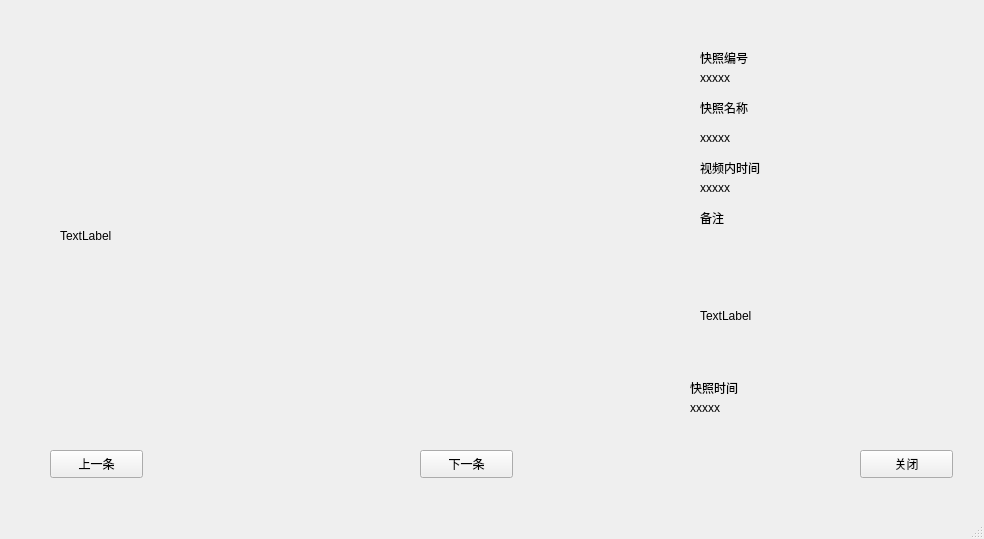
Before: the Qt Designer form sxw/gui/child_snapshot_detail.ui in Buct-king/ai-Project, drawn with Qt 5.
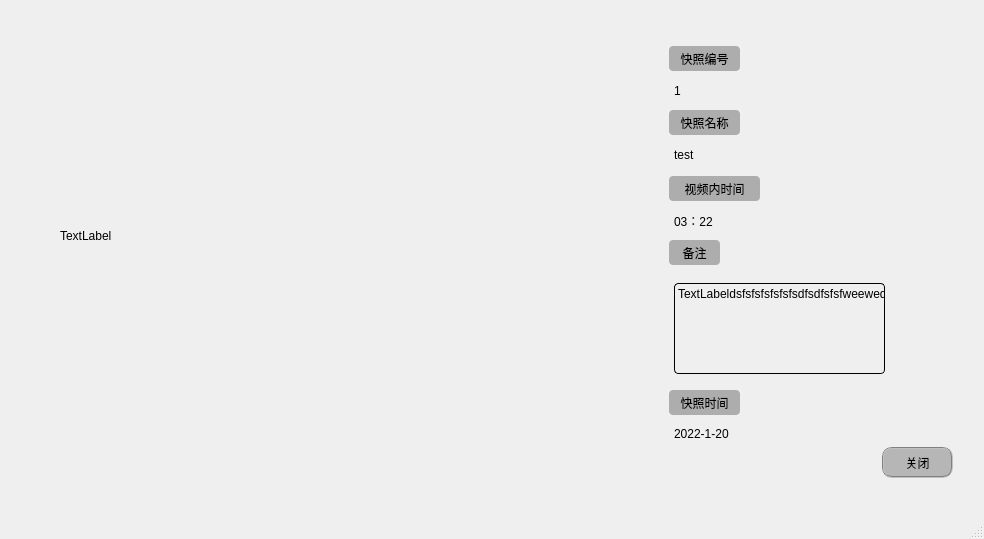
After: the same form once the commit is applied.

Commit message: 美化主界面以及快照详情界面

What changed in the file:
```diff
--- a/sxw/gui/child_snapshot_detail.ui
+++ b/sxw/gui/child_snapshot_detail.ui
@@ -14,80 +14,101 @@
    <string>MainWindow</string>
   </property>
   <widget class="QWidget" name="centralwidget">
-   <widget class="QPushButton" name="lastSnapshotPushButton">
-    <property name="geometry">
-     <rect>
-      <x>50</x>
-      <y>450</y>
-      <width>93</width>
-      <height>28</height>
-     </rect>
-    </property>
-    <property name="text">
-     <string>上一条</string>
-    </property>
-   </widget>
    <widget class="QLabel" name="snapshotIDLabel">
     <property name="geometry">
      <rect>
-      <x>700</x>
-      <y>50</y>
-      <width>72</width>
-      <height>15</height>
+      <x>669</x>
+      <y>46</y>
+      <width>71</width>
+      <height>25</height>
      </rect>
     </property>
+    <property name="styleSheet">
+     <string notr="true">font: 25 11pt &quot;Adobe 宋体 Std L&quot;;
+background-color: rgb(173, 173, 173);
+border-radius: 4px;   </string>
+    </property>
     <property name="text">
      <string>快照编号</string>
     </property>
+    <property name="alignment">
+     <set>Qt::AlignCenter</set>
+    </property>
+    <property name="margin">
+     <number>1</number>
+    </property>
    </widget>
    <widget class="QLabel" name="snapshotNoteLabel">
     <property name="geometry">
      <rect>
-      <x>700</x>
-      <y>210</y>
-      <width>72</width>
-      <height>15</height>
+      <x>669</x>
+      <y>240</y>
+      <width>51</width>
+      <height>25</height>
      </rect>
     </property>
+    <property name="styleSheet">
+     <string notr="true">font: 25 11pt &quot;Adobe 宋体 Std L&quot;;
+background-color: rgb(173, 173, 173);
+border-radius: 4px;   </string>
+    </property>
     <property name="text">
      <string>备注</string>
     </property>
+    <property name="alignment">
+     <set>Qt::AlignCenter</set>
+    </property>
    </widget>
    <widget class="QLabel" name="snapshotVideoInfoShowLabel">
     <property name="geometry">
      <rect>
-      <x>700</x>
-      <y>130</y>
+      <x>674</x>
+      <y>144</y>
       <width>231</width>
-      <height>16</height>
+      <height>21</height>
      </rect>
     </property>
     <property name="text">
-     <string>xxxxx</string>
+     <string>test</string>
     </property>
    </widget>
    <widget class="QLabel" name="snapshotVideoTimeShowLabel">
     <property name="geometry">
      <rect>
-      <x>700</x>
-      <y>180</y>
+      <x>674</x>
+      <y>210</y>
       <width>251</width>
-      <height>16</height>
+      <height>21</height>
      </rect>
     </property>
     <property name="text">
-     <string>xxxxx</string>
+     <string>03：22</string>
     </property>
    </widget>
    <widget class="QPushButton" name="cancelPushButton">
     <property name="geometry">
      <rect>
-      <x>860</x>
-      <y>450</y>
-      <width>93</width>
-      <height>28</height>
+      <x>882</x>
+      <y>447</y>
+      <width>71</width>
+      <height>31</height>
      </rect>
     </property>
+    <property name="styleSheet">
+     <string notr="true">QPushButton{border-radius:10px;border: 2px groove gray;background-color: rgb(182, 182, 182);}
+
+QPushButton:hover
+{
+    background-color:rgb(193, 205, 205);
+}
+
+QPushButton:pressed
+{
+    background-color:rgb(131, 139, 139);
+    padding-left:3px;
+    padding-top:3px;
+}</string>
+    </property>
     <property name="text">
      <string>关闭</string>
     </property>
@@ -95,15 +116,23 @@
    <widget class="QLabel" name="snapshotNameLabel">
     <property name="geometry">
      <rect>
-      <x>700</x>
-      <y>100</y>
-      <width>72</width>
-      <height>15</height>
+      <x>669</x>
+      <y>110</y>
+      <width>71</width>
+      <height>25</height>
      </rect>
     </property>
+    <property name="styleSheet">
+     <string notr="true">font: 25 11pt &quot;Adobe 宋体 Std L&quot;;
+background-color: rgb(173, 173, 173);
+border-radius: 4px;   </string>
+    </property>
     <property name="text">
      <string>快照名称</string>
     </property>
+    <property name="alignment">
+     <set>Qt::AlignCenter</set>
+    </property>
    </widget>
    <widget class="QLabel" name="iamgeLabel">
     <property name="geometry">
@@ -121,79 +150,105 @@
    <widget class="QLabel" name="snapshotVideoTimeLabel">
     <property name="geometry">
      <rect>
-      <x>700</x>
-      <y>160</y>
-      <width>72</width>
-      <height>15</height>
+      <x>669</x>
+      <y>176</y>
+      <width>91</width>
+      <height>25</height>
      </rect>
     </property>
+    <property name="styleSheet">
+     <string notr="true">font: 25 11pt &quot;Adobe 宋体 Std L&quot;;
+background-color: rgb(173, 173, 173);
+border-radius: 4px;   </string>
+    </property>
     <property name="text">
      <string>视频内时间</string>
     </property>
+    <property name="alignment">
+     <set>Qt::AlignCenter</set>
+    </property>
    </widget>
    <widget class="QLabel" name="snapshotIDShowLabel">
     <property name="geometry">
      <rect>
-      <x>700</x>
-      <y>70</y>
-      <width>231</width>
-      <height>16</height>
+      <x>674</x>
+      <y>80</y>
+      <width>101</width>
+      <height>21</height>
      </rect>
     </property>
-    <property name="text">
-     <string>xxxxx</string>
+    <property name="styleSheet">
+     <string notr="true">
+border-radius: 4px;   
+font: 25 11pt &quot;Adobe 宋体 Std L&quot;;</string>
     </property>
-   </widget>
-   <widget class="QPushButton" name="nextSnapshotPushButton">
-    <property name="geometry">
-     <rect>
-      <x>420</x>
-      <y>450</y>
-      <width>93</width>
-      <height>28</height>
-     </rect>
-    </property>
     <property name="text">
-     <string>下一条</string>
+     <string>1</string>
+    </property>
+    <property name="alignment">
+     <set>Qt::AlignLeading|Qt::AlignLeft|Qt::AlignVCenter</set>
     </property>
    </widget>
    <widget class="QLabel" name="snapshotNoteShowLabel">
     <property name="geometry">
      <rect>
-      <x>700</x>
-      <y>250</y>
+      <x>674</x>
+      <y>283</y>
       <width>211</width>
-      <height>131</height>
+      <height>91</height>
      </rect>
     </property>
+    <property name="styleSheet">
+     <string notr="true">border-radius: 4px;  
+border-width: 1px;
+border-style: solid;
+border-color: rgb(0, 0, 0)</string>
+    </property>
     <property name="text">
-     <string>TextLabel</string>
+     <string>TextLabeldsfsfsfsfsfsfsdfsdfsfsfweeweqwfwfwe</string>
+    </property>
+    <property name="alignment">
+     <set>Qt::AlignLeading|Qt::AlignLeft|Qt::AlignTop</set>
+    </property>
+    <property name="wordWrap">
+     <bool>true</bool>
+    </property>
+    <property name="margin">
+     <number>1</number>
     </property>
    </widget>
    <widget class="QLabel" name="snapshotTimeLabel">
     <property name="geometry">
      <rect>
-      <x>690</x>
-      <y>380</y>
-      <width>111</width>
-      <height>16</height>
+      <x>669</x>
+      <y>390</y>
+      <width>71</width>
+      <height>25</height>
      </rect>
     </property>
+    <property name="styleSheet">
+     <string notr="true">font: 25 11pt &quot;Adobe 宋体 Std L&quot;;
+background-color: rgb(173, 173, 173);
+border-radius: 4px;   </string>
+    </property>
     <property name="text">
      <string>快照时间</string>
     </property>
+    <property name="alignment">
+     <set>Qt::AlignCenter</set>
+    </property>
    </widget>
    <widget class="QLabel" name="snapshotTimeShowLabel">
     <property name="geometry">
      <rect>
-      <x>690</x>
-      <y>400</y>
+      <x>674</x>
+      <y>423</y>
       <width>251</width>
-      <height>16</height>
+      <height>21</height>
      </rect>
     </property>
     <property name="text">
-     <string>xxxxx</string>
+     <string>2022-1-20</string>
     </property>
    </widget>
   </widget>
```
The commit also changes 7 other files.
